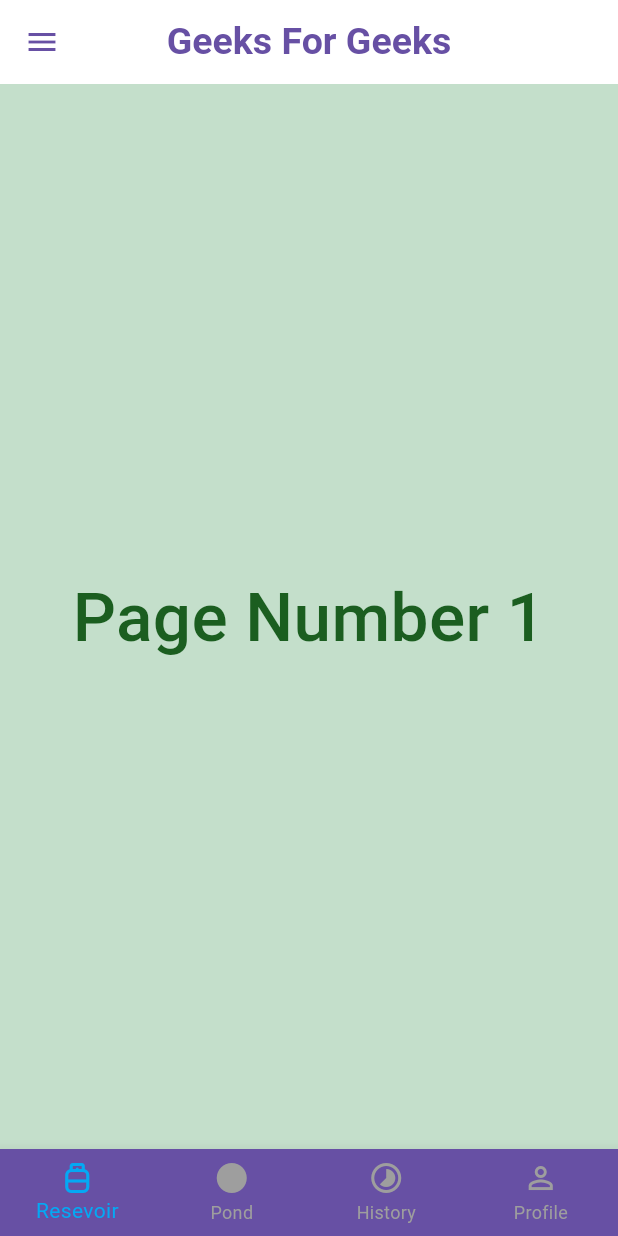
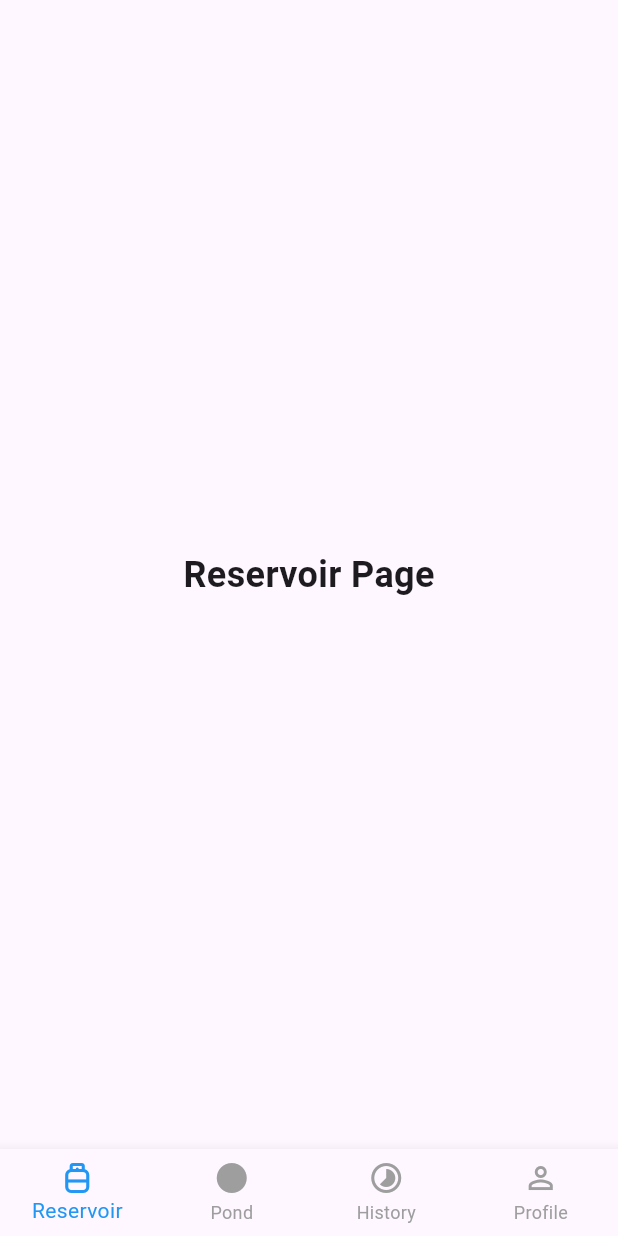
Before and after one commit to sharahmichelle/SALTIK, a Flutter app: the screen it shows after launch, after a tap on the "arrow circle right" icon, on a phone screen of 412 x 824 dp. Run offline on Flutter 3.47's test engine with Material 3 defaults, Android fonts, the light colour scheme and no system bars.

Commit message:
integrate ponds.dart, just the ui. no backend as of the moment

```diff
--- /dev/null
+++ b/saltik/lib/screens/history.dart
@@ -0,0 +1,15 @@
+import 'package:flutter/material.dart';
+
+class HistoryPage extends StatelessWidget {
+  const HistoryPage({Key? key}) : super(key: key);
+
+  @override
+  Widget build(BuildContext context) {
+    return Center(
+      child: Text(
+        "History Page",
+        style: TextStyle(fontSize: 24, fontWeight: FontWeight.bold),
+      ),
+    );
+  }
+}
--- a/saltik/lib/screens/home_page.dart
+++ b/saltik/lib/screens/home_page.dart
@@ -1,59 +1,50 @@
 import 'package:flutter/material.dart';
+import '../screens/reservoir.dart';
+import '../screens/ponds.dart';
+import '../screens/history.dart';
+import '../screens/profile.dart';
 
-class HomePage extends StatefulWidget {
-  const HomePage({Key? key}) : super(key: key);
+class MainScreen extends StatefulWidget {
+  const MainScreen({Key? key}) : super(key: key);
 
   @override
-  _HomePageState createState() => _HomePageState();
+  _MainScreenState createState() => _MainScreenState();
 }
 
-class _HomePageState extends State<HomePage> {
-  int pageIndex = 0;
+class _MainScreenState extends State<MainScreen> {
+  int _selectedIndex = 0;
 
-  final pages = [
-    const Page1(),
-    const Page2(),
-    const Page3(),
-    const Page4(),
+  final List<Widget> _pages = [
+    const ReservoirPage(),
+    const PondPage(),
+    const HistoryPage(),
+    const ProfilePage(),
   ];
+
+  void _onItemTapped(int index) {
+    setState(() {
+      _selectedIndex = index;
+    });
+  }
 
   @override
   Widget build(BuildContext context) {
     return Scaffold(
-      backgroundColor: const Color(0xffC4DFCB),
-      appBar: AppBar(
-        leading: Icon(
-          Icons.menu,
-          color: Theme.of(context).primaryColor,
-        ),
-        title: Text(
-          "Geeks For Geeks",
-          style: TextStyle(
-            color: Theme.of(context).primaryColor,
-            fontSize: 25,
-            fontWeight: FontWeight.w600,
-          ),
-        ),
-        centerTitle: true,
-        backgroundColor: Colors.white,
+      body: IndexedStack(
+        index: _selectedIndex,
+        children: _pages,
       ),
-      body: pages[pageIndex],
       bottomNavigationBar: BottomNavigationBar(
-        currentIndex: pageIndex,
-        selectedItemColor: Colors.lightBlue,
+        currentIndex: _selectedIndex,
+        selectedItemColor: Colors.blue,
         unselectedItemColor: Colors.grey,
-        backgroundColor: Theme.of(context).primaryColor,
         type: BottomNavigationBarType.fixed,
-        onTap: (index) {
-          setState(() {
-            pageIndex = index;
-          });
-        },
+        onTap: _onItemTapped,
         items: const [
           BottomNavigationBarItem(
             icon: Icon(Icons.propane_tank),
             activeIcon: Icon(Icons.propane_tank_outlined),
-            label: 'Resevoir',
+            label: 'Reservoir',
           ),
           BottomNavigationBarItem(
             icon: Icon(Icons.circle_rounded),
@@ -75,87 +66,3 @@ class _HomePageState extends State<HomePage> {
     );
   }
 }
-
-class Page1 extends StatelessWidget {
-  const Page1({Key? key}) : super(key: key);
-
-  @override
-  Widget build(BuildContext context) {
-    return Container(
-      color: const Color(0xffC4DFCB),
-      child: Center(
-        child: Text(
-          "Page Number 1",
-          style: TextStyle(
-            color: Colors.green[900],
-            fontSize: 45,
-            fontWeight: FontWeight.w500,
-          ),
-        ),
-      ),
-    );
-  }
-}
-
-class Page2 extends StatelessWidget {
-  const Page2({Key? key}) : super(key: key);
-
-  @override
-  Widget build(BuildContext context) {
-    return Container(
-      color: const Color(0xffC4DFCB),
-      child: Center(
-        child: Text(
-          "Page Number 2",
-          style: TextStyle(
-            color: Colors.green[900],
-            fontSize: 45,
-            fontWeight: FontWeight.w500,
-          ),
-        ),
-      ),
-    );
-  }
-}
-
-class Page3 extends StatelessWidget {
-  const Page3({Key? key}) : super(key: key);
-
-  @override
-  Widget build(BuildContext context) {
-    return Container(
-      color: const Color(0xffC4DFCB),
-      child: Center(
-        child: Text(
-          "Page Number 3",
-          style: TextStyle(
-            color: Colors.green[900],
-            fontSize: 45,
-            fontWeight: FontWeight.w500,
-          ),
-        ),
-      ),
-    );
-  }
-}
-
-class Page4 extends StatelessWidget {
-  const Page4({Key? key}) : super(key: key);
-
-  @override
-  Widget build(BuildContext context) {
-    return Container(
-      color: const Color(0xffC4DFCB),
-      child: Center(
-        child: Text(
-          "Page Number 4",
-          style: TextStyle(
-            color: Colors.green[900],
-            fontSize: 45,
-            fontWeight: FontWeight.w500,
-          ),
-        ),
-      ),
-    );
-  }
-}
--- /dev/null
+++ b/saltik/lib/screens/ponds.dart
@@ -0,0 +1,153 @@
+import 'package:flutter/material.dart';
+
+class PondPage extends StatelessWidget {
+  const PondPage({Key? key}) : super(key: key);
+
+  @override
+  Widget build(BuildContext context) {
+    final List<Map<String, String>> species = [
+      {
+        "name": "MILKFISH",
+        "scientificName": "Chanos chanos",
+        "ponds": "0",  // value is based on the database, modifyyy!!!!
+        "image": "lib/assets/milkfish.jpg"
+      },
+      {
+        "name": "TILAPIA (NILE)",
+        "scientificName": "Oreochromis niloticus",
+        "ponds": "0",
+        "image": "lib/assets/tilapia.jpg"
+      },
+      {
+        "name": "SHRIMP (PACIFIC WHITE)",
+        "scientificName": "Litopenaeus vannamei",
+        "ponds": "0",
+        "image": "lib/assets/shrimp.jpg"
+      },
+    ];
+
+    return Scaffold(
+      backgroundColor: Colors.grey[200],
+      body: Column(
+        crossAxisAlignment: CrossAxisAlignment.center,
+        children: [
+          Padding(
+            padding: const EdgeInsets.only(top: 100.0),
+            child: Column(
+              crossAxisAlignment: CrossAxisAlignment.center,
+              children: [
+                const Text(
+                  "CURRENT STATUS OF THE PONDS",
+                  textAlign: TextAlign.center,
+                  style: TextStyle(
+                    fontSize: 25,
+                    fontWeight: FontWeight.bold,
+                    color: Color.fromARGB(255, 67, 67, 67),
+                  ),
+                ),
+                const SizedBox(height: 5),
+                const Text(
+                  "Choose which aquatic species",
+                  textAlign: TextAlign.center,
+                  style: TextStyle(
+                    fontSize: 16,
+                    color: Colors.black54,
+                  ),
+                ),
+              ],
+            ),
+          ),
+          // List of species
+          Expanded(
+            child: ListView.builder(
+              itemCount: species.length,
+              itemBuilder: (context, index) {
+                final item = species[index];
+                return _buildSpeciesCard(
+                  name: item["name"]!,
+                  scientificName: item["scientificName"]!,
+                  ponds: item["ponds"]!,
+                  imagePath: item["image"]!,
+                );
+              },
+            ),
+          ),
+        ],
+      ),
+    );
+  }
+
+    Widget _buildSpeciesCard({
+    required String name,
+    required String scientificName,
+    required String ponds,
+    required String imagePath,
+  }) {
+    return Container(
+      margin: const EdgeInsets.symmetric(horizontal: 0, vertical: 5),
+      height: 150, // Total height of the card
+      decoration: BoxDecoration(
+        boxShadow: [BoxShadow(color: Colors.black26, blurRadius: 4)],
+      ),
+      child: Stack(
+        children: [
+          ClipRRect(
+            child: Image.asset(
+              imagePath,
+              width: double.infinity,
+              height: double.infinity,
+              fit: BoxFit.cover,
+            ),
+          ),
+          Positioned(
+            bottom: 0, // Keep it at the bottom
+            left: 0,
+            right: 0,
+            height: 75,
+            child: Container(
+              decoration: BoxDecoration(
+                borderRadius: BorderRadius.vertical(bottom: Radius.circular(10)),
+                color: Colors.blue.withOpacity(0.4),
+              ),
+            ),
+          ),
+          Padding(
+            padding: const EdgeInsets.only(top: 10, left: 10),
+            child: Column(
+              crossAxisAlignment: CrossAxisAlignment.start,
+              mainAxisAlignment: MainAxisAlignment.end,
+              children: [
+                Text(
+                  name,
+                  style: const TextStyle(
+                    color: Colors.black,
+                    fontSize: 17,
+                    fontWeight: FontWeight.bold,
+                  ),
+                ),
+                const SizedBox(height: 4),
+                Text(
+                  "Scientific name: $scientificName",
+                  style: const TextStyle(
+                    color: Colors.black87,
+                    fontStyle: FontStyle.italic,
+                    fontSize: 13,
+                  ),
+                ),
+                const SizedBox(height: 4),
+                Text(
+                  "Ponds: $ponds",
+                  style: const TextStyle(
+                    color: Colors.black,
+                    fontSize: 14,
+                    fontWeight: FontWeight.w500,
+                  ),
+                ),
+              ],
+            ),
+          ),
+        ],
+      ),
+    );
+  }
+}
--- /dev/null
+++ b/saltik/lib/screens/profile.dart
@@ -0,0 +1,15 @@
+import 'package:flutter/material.dart';
+
+class ProfilePage extends StatelessWidget {
+  const ProfilePage({Key? key}) : super(key: key);
+
+  @override
+  Widget build(BuildContext context) {
+    return Center(
+      child: Text(
+        "Profile Page",
+        style: TextStyle(fontSize: 24, fontWeight: FontWeight.bold),
+      ),
+    );
+  }
+}
--- /dev/null
+++ b/saltik/lib/screens/reservoir.dart
@@ -0,0 +1,15 @@
+import 'package:flutter/material.dart';
+
+class ReservoirPage extends StatelessWidget {
+  const ReservoirPage({Key? key}) : super(key: key);
+
+  @override
+  Widget build(BuildContext context) {
+    return Center(
+      child: Text(
+        "Reservoir Page",
+        style: TextStyle(fontSize: 24, fontWeight: FontWeight.bold),
+      ),
+    );
+  }
+}
--- a/saltik/lib/screens/splashscreen.dart
+++ b/saltik/lib/screens/splashscreen.dart
@@ -11,7 +11,7 @@ class SplashScreen extends StatelessWidget {
         fit: StackFit.expand,
         children: [
           Image.asset(
-            'lib/images/icon.jpg', // Ensure you have this image in assets folder
+            'lib/assets/icon.jpg', // Ensure you have this image in assets folder
             fit: BoxFit.cover,
           ),
           Positioned(
@@ -22,7 +22,7 @@ class SplashScreen extends StatelessWidget {
               onPressed: () {
                 Navigator.push(
                   context,
-                  MaterialPageRoute(builder: (context) => const HomePage()),
+                  MaterialPageRoute(builder: (context) => const MainScreen()),
                 );
               },
             ),
```
Also changed, not shown: saltik/pubspec.yaml (+6 -1 lines), saltik/lib/assets/icon.jpg (renamed from saltik/lib/images/icon.jpg), saltik/lib/assets/milkfish.jpg (added), saltik/lib/assets/shrimp.jpg (added), saltik/lib/assets/tilapia.jpg (added).
